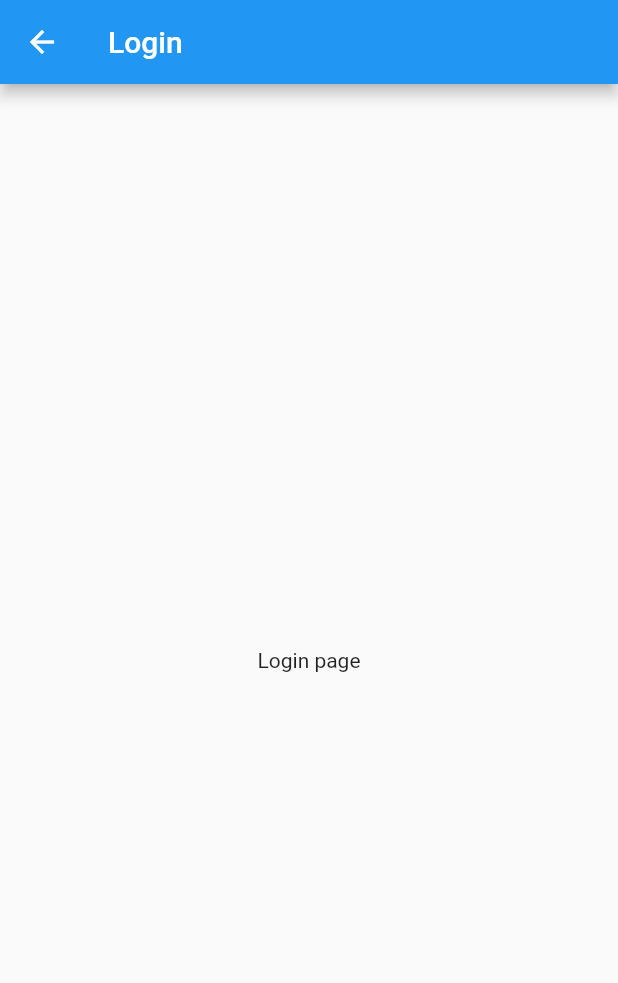
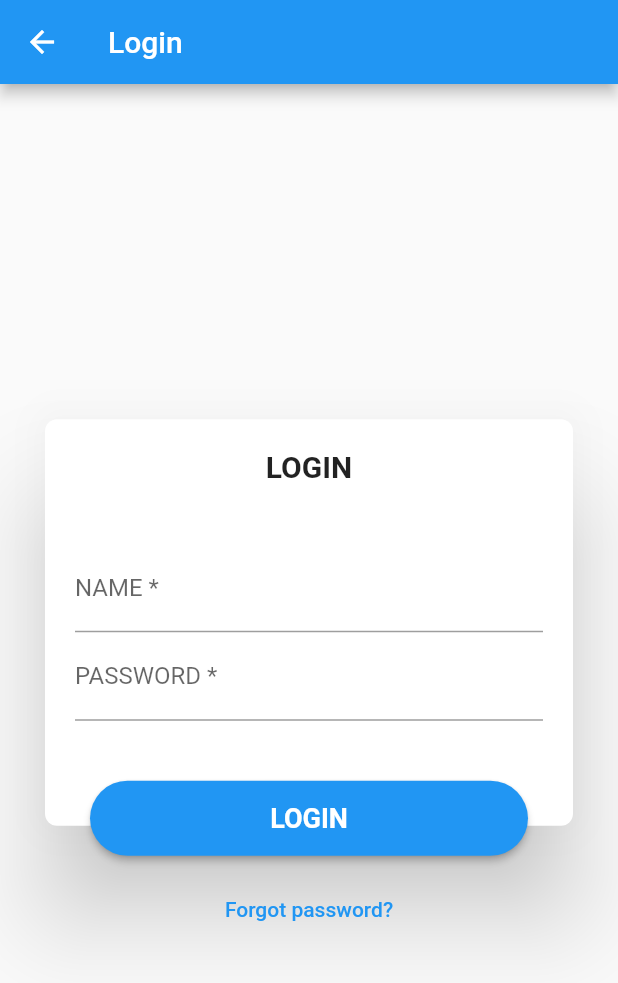
Before and after one commit to sukanto113/profile-app, a Flutter app: the screen it shows after launch, in the side drawer, after a tap on "Logout", on a phone screen of 412 x 824 dp. Shown: the top 983 px of the screen. Run offline on Flutter 3.47's test engine with Material 2 defaults, Android fonts, the phone set to English and light mode, and no system bars.

Commit message:
design login page

```diff
--- a/lib/view/page/login.dart
+++ b/lib/view/page/login.dart
@@ -9,8 +9,94 @@ class LoginPage extends StatelessWidget {
       appBar: AppBar(
         title: const Text("Login"),
       ),
-      body: const Center(
-        child: Text("Login page"),
+      body: Center(
+        child: SingleChildScrollView(
+          child: Stack(
+            children: [
+              Card(
+                margin: const EdgeInsets.fromLTRB(30, 30, 30, 80),
+                elevation: 30,
+                shape: RoundedRectangleBorder(
+                  borderRadius: BorderRadius.circular(8),
+                ),
+                color: Theme.of(context).colorScheme.surfaceVariant,
+                child: Container(
+                  padding: const EdgeInsets.all(20),
+                  child: Column(
+                    mainAxisSize: MainAxisSize.min,
+                    crossAxisAlignment: CrossAxisAlignment.stretch,
+                    children: [
+                      Container(
+                        margin: const EdgeInsets.only(bottom: 40),
+                        child: const Text(
+                          "LOGIN",
+                          textAlign: TextAlign.center,
+                          style: TextStyle(
+                            fontWeight: FontWeight.bold,
+                            fontSize: 20
+                          ),
+                        ),
+                      ),
+                      TextFormField(
+                        autovalidateMode: AutovalidateMode.always,
+                        decoration: const InputDecoration(
+                          hintText: 'Your Name',
+                          labelText: 'NAME *',
+                        ),
+                        validator: (String? value) {
+                          return (value != null && value.contains('@')) ? 'Do not use the @ char.' : null;
+                        },
+                      ),
+                      Container(
+                        margin: const EdgeInsets.only(bottom: 50),
+                        child: TextFormField(
+                          decoration: const InputDecoration(
+                            hintText: 'Password',
+                            labelText: 'PASSWORD *',
+                          ),
+                        ),
+                      ),
+                    ],
+                  ),
+                ),
+              ),
+              Positioned(
+                bottom: 60,
+                left: 60,
+                right: 60,
+                child: ElevatedButton(
+                  onPressed: (){},
+                  style: ElevatedButton.styleFrom(
+                    minimumSize: const Size(100, 50),
+                    shape: RoundedRectangleBorder(
+                      borderRadius: BorderRadius.circular(25)
+                    )
+                  ),
+                  child: const Text(
+                    "LOGIN",
+                    style: TextStyle(
+                      fontWeight: FontWeight.bold,
+                      fontSize: 18,
+                    ),
+                  ),
+                )
+              ),
+
+              Positioned(
+                bottom: 0,
+                left: 60,
+                right: 60,
+                child: TextButton(
+                  onPressed: (){},
+                  child: const Text("Forgot password?"),
+                )
+              ),
+
+            ],
+
+            // alignment: Alignment.center,
+          ),
+        ),
       ),
     );
   }
```
